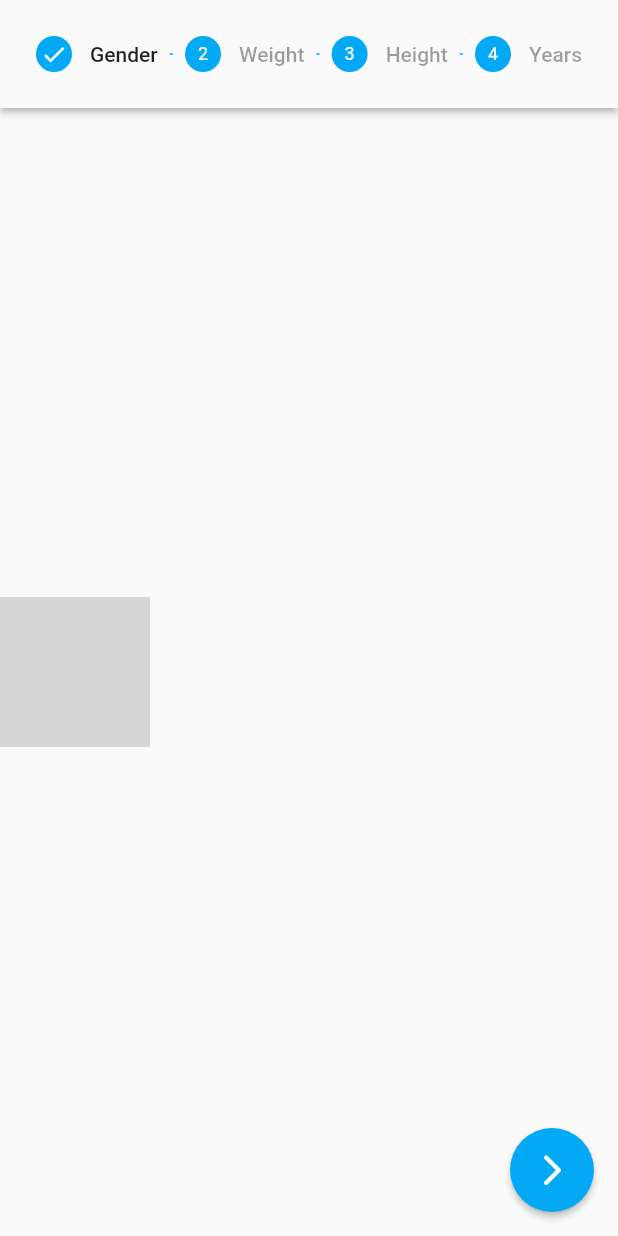
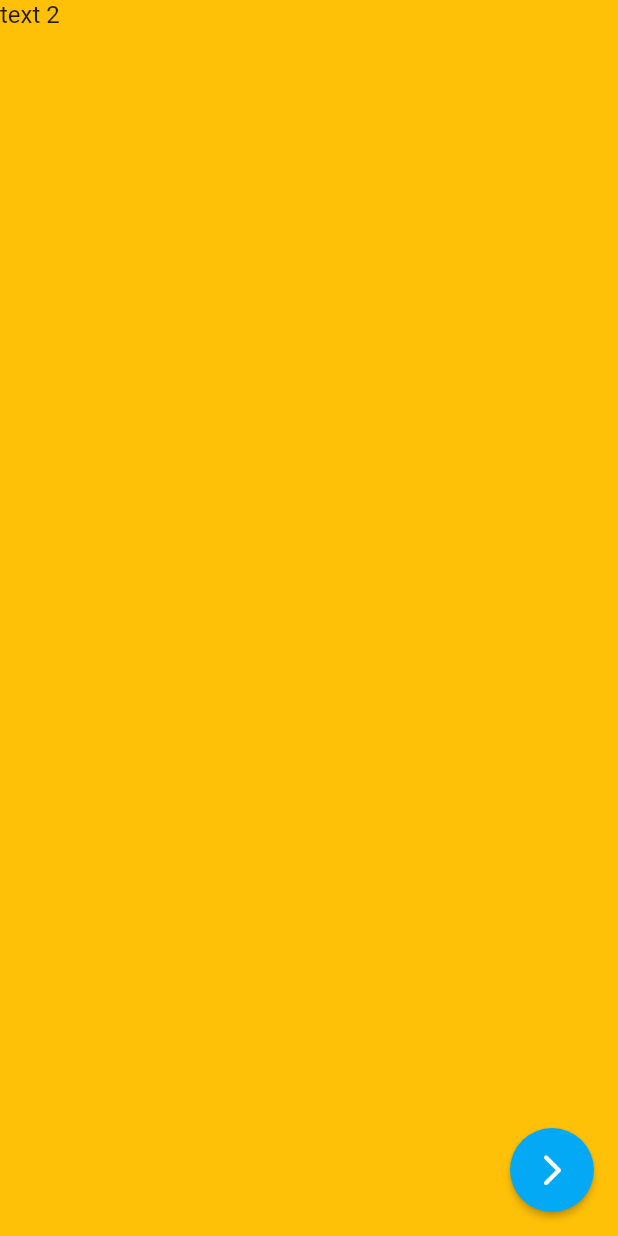
Before and after one commit to Vadagon/waterApp, a Flutter app: the screen it shows after launch, on a phone screen of 412 x 824 dp. Run offline on Flutter 3.47's test engine with Material 2 defaults, Android fonts, the light colour scheme and no system bars; drawn by our look-alikes of carousel_slider; our stand-ins replace firebase_core, sembast; missing offline and left inert: direct_select, gender_selection; accounts and stored records are empty; grey boxes are pictures that could not be loaded.

Commit message:
setup slider

```diff
--- a/lib/pages/setup/setup.dart
+++ b/lib/pages/setup/setup.dart
@@ -1,10 +1,5 @@
 import 'package:flutter/material.dart';
-import 'widgets/HeightSelect.dart';
-import 'widgets/YearsSelect.dart';
-import 'widgets/weightSelect.dart';
-import 'widgets/GenderSelect.dart';
-import 'widgets/Stepper.dart';
-
+import 'package:carousel_slider/carousel_slider.dart';
 
 class SetupRoute extends StatefulWidget {
   SetupRoute({this.user, this.cb});
@@ -33,7 +28,7 @@ class SetupState extends State<SetupRoute> {
   @override
 
   Widget build(BuildContext context) {
-
+    Size size = MediaQuery.of(context).size;
     void changeIndex(){
       setState(() {
         if(_index>2){
@@ -47,26 +42,35 @@ class SetupState extends State<SetupRoute> {
             });
     }
     return Scaffold(
-      body: SafeArea(
-        child: Container(
-          child: Column(
-            children: [
-              NavStepper(index: _index),
-              Expanded(
-                child: IndexedStack(
-                  index: _index,
-                  children: [
-                    GenderChoose(),
-                    WeightChoose(),
-                    HeightChoose(),
-                    YearsChoose(),
-                  ],
-                ),
-              ),
-            ],
+      body: CarouselSlider(
+  options: CarouselOptions(
+    height: size.height,
+      aspectRatio: 16/9,
+      viewportFraction: 1,
+      initialPage: 1,
+      enableInfiniteScroll: false,
+      reverse: false,
+      autoPlay: false,
+      autoPlayCurve: Curves.fastOutSlowIn,
+      // onPageChanged: ,
+      scrollDirection: Axis.horizontal,
+    ),
+  items: [1,2,3,4,5].map((i) {
+    return Builder(
+      builder: (BuildContext context) {
+        return Container(
+          height: double.infinity,
+          width: MediaQuery.of(context).size.width,
+          margin: EdgeInsets.symmetric(horizontal: 0.0),
+          decoration: BoxDecoration(
+            color: Colors.amber
           ),
-        ),
-      ),
+          child: Text('text $i', style: TextStyle(fontSize: 16.0),)
+        );
+      },
+    );
+  }).toList(),
+),
       floatingActionButton: FloatingActionButton(
         onPressed: () {
          changeIndex();
--- a/pubspec.yaml
+++ b/pubspec.yaml
@@ -25,6 +25,7 @@ dependencies:
     sdk: flutter
   gender_selection: "^0.0.8"
   direct_select: "^1.0.3"
+  carousel_slider: ^3.0.0
   # The following adds the Cupertino Icons font to your application.
   # Use with the CupertinoIcons class for iOS style icons.
   cupertino_icons: ^1.0.0
```
Also changed, not shown: pubspec.lock.
